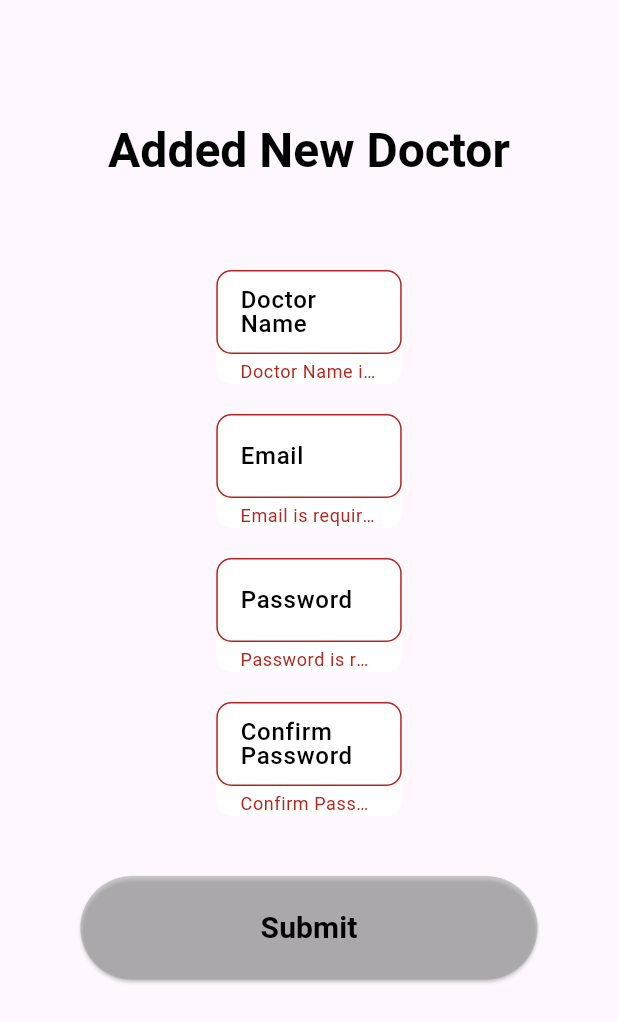
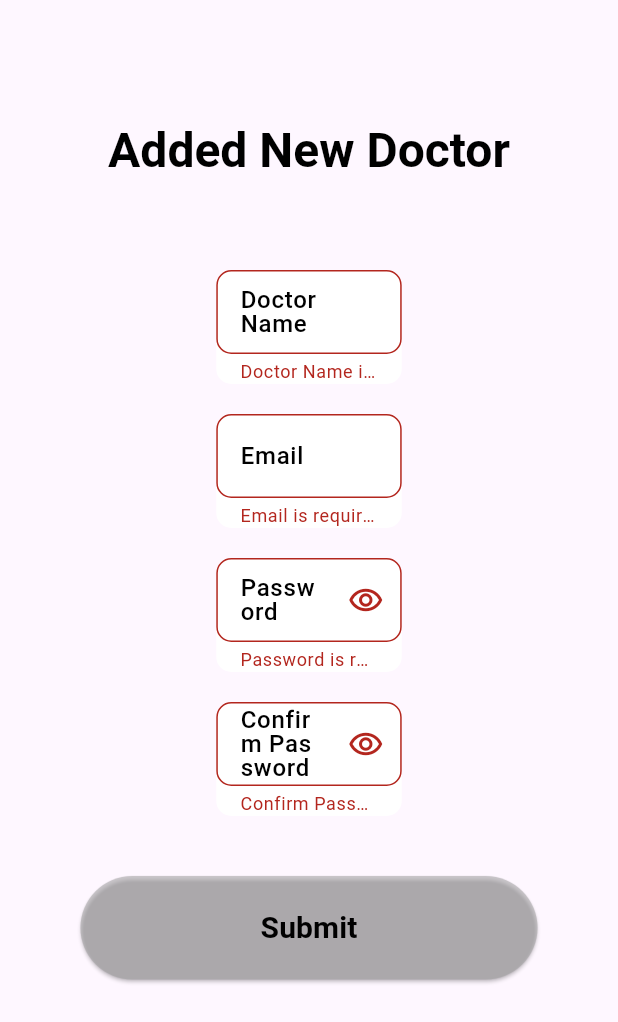
Before and after one commit to JakariaKhan-CSE/JUST-Medical-Center-Automation, a Flutter app: the AddDoctorPage screen opened directly, after a tap on "Submit", on a phone screen of 412 x 824 dp. Shown: the top 1022 px of the screen. Run offline on Flutter 3.47's test engine with Material 3 defaults, Android fonts, the phone set to English and light mode, and no system bars; our stand-ins replace firebase_auth, firebase_core, get; accounts and stored records are empty.

Commit message:
added doctor page design complte.

```diff
--- a/lib/controller/adminController/adminController.dart
+++ b/lib/controller/adminController/adminController.dart
@@ -3,10 +3,16 @@ import 'package:flutter/cupertino.dart';
 class AdminController extends ChangeNotifier{
   int current_index = 0;
   bool isSecure = true;
+  bool isConfirmSecure = true;
 
   void setSecure()
   {
     isSecure = !isSecure;
+    notifyListeners();
+  }
+  void setConfirmSecure()
+  {
+    isConfirmSecure = !isConfirmSecure;
     notifyListeners();
   }
 
--- a/lib/screen/Admin/add_doctor_page.dart
+++ b/lib/screen/Admin/add_doctor_page.dart
@@ -1,18 +1,35 @@
 import 'package:flutter/material.dart';
+import 'package:get/get.dart';
+import 'package:just_medical_center_automation/controller/adminController/adminController.dart';
+import 'package:provider/provider.dart';
 
 import '../../widget/common/customButton.dart';
 import '../../widget/common/customTextField.dart';
 
-class AddDoctorPage extends StatelessWidget {
-  final TextEditingController nameController = TextEditingController();
-  final TextEditingController emailController = TextEditingController();
-  final TextEditingController passwordController = TextEditingController();
-  final TextEditingController conformPasswordController = TextEditingController();
-  final _formkey = GlobalKey<FormState>();
+class AddDoctorPage extends StatefulWidget {
+
+
   AddDoctorPage({super.key});
 
   @override
+  State<AddDoctorPage> createState() => _AddDoctorPageState();
+}
+
+class _AddDoctorPageState extends State<AddDoctorPage> {
+  final TextEditingController nameController = TextEditingController();
+
+  final TextEditingController emailController = TextEditingController();
+
+  final TextEditingController passwordController = TextEditingController();
+
+  final TextEditingController conformPasswordController =
+      TextEditingController();
+
+  final _formkey = GlobalKey<FormState>();
+
+  @override
   Widget build(BuildContext context) {
+    final controller = Provider.of<AdminController>(context, listen: true);
     return Scaffold(
         //backgroundColor: Colors.deepPurple.withOpacity(0.1),
         body: SingleChildScrollView(
@@ -24,28 +41,116 @@ class AddDoctorPage extends StatelessWidget {
             children: [
               Spacer(),
               Column(
-
                 children: [
-                      Text('Added New Doctor',style: Theme.of(context).textTheme.headlineLarge!.copyWith(
-                        color: Colors.black, fontWeight: FontWeight.bold
-                      ),),
-                      SizedBox(height: 60,),
-                      CustomTextField(label: 'Doctor Name', fieldController: nameController,textInputType: TextInputType.name,),
-                      SizedBox(height: 20,),
-                      CustomTextField(fieldController: emailController, label: 'Email',textInputType: TextInputType.emailAddress,),
-                      SizedBox(height: 20,),
-                      CustomTextField(fieldController: passwordController, label: 'Password', textInputType: TextInputType.text,),
-                      SizedBox(height: 20,),
-                      CustomTextField(fieldController: conformPasswordController, label: 'Confirm Password', textInputType: TextInputType.text,),
-                      SizedBox(height: 40,),
-                      CustomButton(btnName: 'Submit',pressed: (){
-                        if(_formkey.currentState!.validate())
+                  Text(
+                    'Added New Doctor',
+                    style: Theme.of(context).textTheme.headlineLarge!.copyWith(
+                        color: Colors.black, fontWeight: FontWeight.bold),
+                  ),
+                  SizedBox(
+                    height: 60,
+                  ),
+                  CustomTextField(
+                    label: 'Doctor Name',
+                    fieldController: nameController,
+                    textInputType: TextInputType.name,
+                  ),
+                  SizedBox(
+                    height: 20,
+                  ),
+                  CustomTextField(
+                    fieldController: emailController,
+                    label: 'Email',
+                    textInputType: TextInputType.emailAddress,
+                  ),
+                  SizedBox(
+                    height: 20,
+                  ),
+                  Container(
+                    width: MediaQuery.of(context).size.width * 0.3,
+                    decoration: BoxDecoration(
+                        color: Colors.white,
+                        borderRadius: BorderRadius.circular(10)),
+                    child: TextFormField(
+                      controller: passwordController,
+                      obscureText: controller.isSecure,
+                      validator: (value) {
+                        if (value!.isEmpty) {
+                          return "Password is required";
+                        }
+                      },
+                      decoration: InputDecoration(
+                          suffixIcon: IconButton(
+                            onPressed: () {
+                              controller.setSecure();
+                            },
+                            icon: controller.isSecure
+                                ? Icon(Icons.remove_red_eye_outlined)
+                                : Icon(Icons.remove_red_eye),
+                          ),
+                          label: Text(
+                            'Password',
+                            style: TextStyle(
+                                color: Colors.black,
+                                fontWeight: FontWeight.w500),
+                          ),
+                          hintText: 'Enter Password',
+                          border: OutlineInputBorder(
+                              borderRadius: BorderRadius.circular(10))),
+                    ),
+                  ),
+                  SizedBox(
+                    height: 20,
+                  ),
+                  Container(
+                    width: MediaQuery.of(context).size.width * 0.3,
+                    decoration: BoxDecoration(
+                        color: Colors.white,
+                        borderRadius: BorderRadius.circular(10)),
+                    child: TextFormField(
+                      controller: conformPasswordController,
+                      obscureText: controller.isConfirmSecure,
+                      validator: (value) {
+                        if (value!.isEmpty) {
+                          return "Confirm Password is required";
+                        }
+                        else if(passwordController.text != conformPasswordController.text)
                           {
+                            return "Password are not same";
+                          }
+                      },
+                      decoration: InputDecoration(
+                          suffixIcon: IconButton(
+                            onPressed: () {
+                              controller.setConfirmSecure();
+                            },
+                            icon: controller.isConfirmSecure
+                                ? Icon(Icons.remove_red_eye_outlined)
+                                : Icon(Icons.remove_red_eye),
+                          ),
+                          label: Text(
+                            'Confirm Password',
+                            style: TextStyle(
+                                color: Colors.black,
+                                fontWeight: FontWeight.w500),
+                          ),
+                          hintText: 'Enter Confirm Password',
+                          border: OutlineInputBorder(
+                              borderRadius: BorderRadius.circular(10))),
+                    ),
+                  ),
+                  SizedBox(
+                    height: 40,
+                  ),
+                  CustomButton(
+                    btnName: 'Submit',
+                    pressed: () {
+                      if (_formkey.currentState!.validate()) {
                         print('form is valid');
                         print(nameController.text);
                       }
-                      },),
-
+                    },
+                  ),
                 ],
               ),
               Spacer()
--- a/lib/screen/Admin/admin_page.dart
+++ b/lib/screen/Admin/admin_page.dart
@@ -20,7 +20,7 @@ class AdminPage extends StatelessWidget {
           Expanded(
               flex: 7,
               child: Container(color: Colors.green.withOpacity(0.3),
-              child: Adminrightsidefeaturepage(),
+                child: Adminrightsidefeaturepage(),
               )
           )
         ],
--- a/lib/widget/admin/featureItemButton.dart
+++ b/lib/widget/admin/featureItemButton.dart
@@ -9,7 +9,7 @@ class featureItem extends StatelessWidget {
   @override
   Widget build(BuildContext context) {
     return InkWell(
-mouseCursor: MaterialStateMouseCursor.clickable,
+
       onTap: onTap,
       child: Container(
         width: double.infinity,
--- a/lib/widget/common/customTextField.dart
+++ b/lib/widget/common/customTextField.dart
@@ -1,39 +1,44 @@
 import 'package:flutter/material.dart';
+import 'package:just_medical_center_automation/controller/adminController/adminController.dart';
+import 'package:provider/provider.dart';
+
 class CustomTextField extends StatelessWidget {
   final String label;
   final TextEditingController fieldController;
   final TextInputType textInputType;
-  const CustomTextField({
-    super.key,
-    required this.fieldController, required this.label, required this.textInputType
-  });
 
-
+  const CustomTextField(
+      {super.key,
+      required this.fieldController,
+      required this.label,
+      required this.textInputType,
+      });
 
   @override
   Widget build(BuildContext context) {
+    final controller = Provider.of<AdminController>(context, listen: true);
     return Container(
       width: MediaQuery.of(context).size.width * 0.3,
       decoration: BoxDecoration(
-          color: Colors.white,
-          borderRadius: BorderRadius.circular(10)),
+          color: Colors.white, borderRadius: BorderRadius.circular(10)),
       child: TextFormField(
         controller: fieldController,
+
         validator: (value) {
           if (value!.isEmpty) {
             return "$label is required";
           }
         },
         decoration: InputDecoration(
+
             label: Text(
               label,
-              style: TextStyle(
-                  color: Colors.black,
-                  fontWeight: FontWeight.w500),
+              style:
+                  TextStyle(color: Colors.black, fontWeight: FontWeight.w500),
             ),
             hintText: 'Enter $label',
-            border: OutlineInputBorder(
-                borderRadius: BorderRadius.circular(10))),
+            border:
+                OutlineInputBorder(borderRadius: BorderRadius.circular(10))),
       ),
     );
   }
```
Lines whose indentation alone changed are shown as unchanged.
